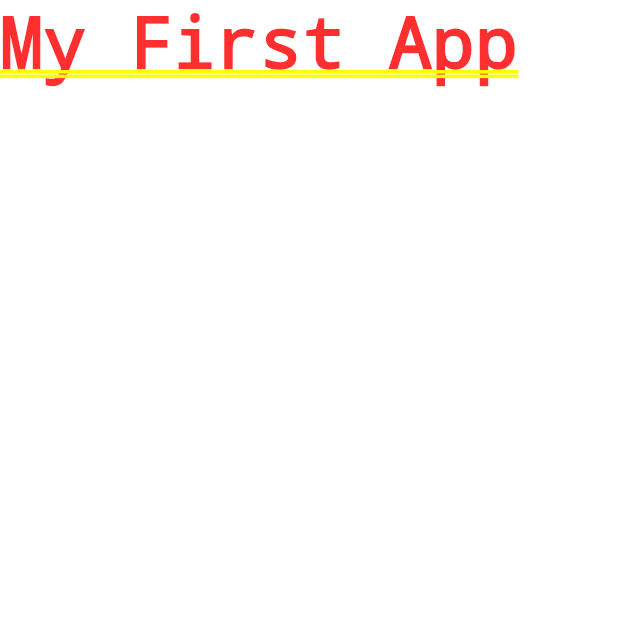
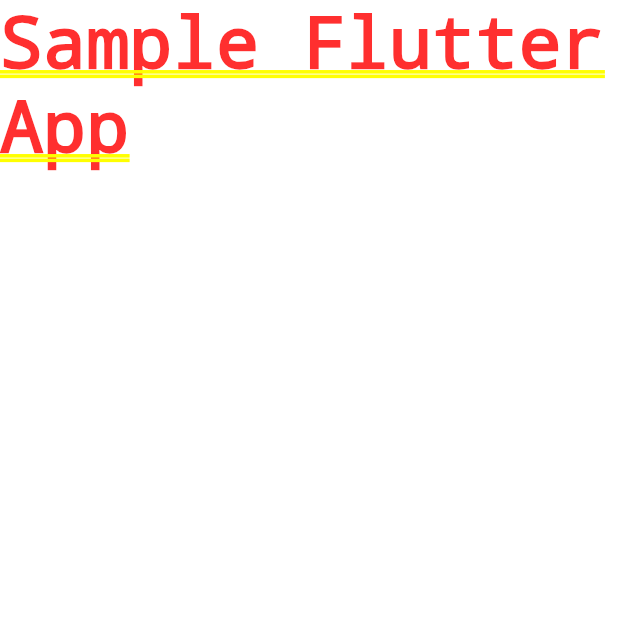
Before and after one commit to mik237/sample_flutter_app, a Flutter app: the screen it shows after launch, on a phone screen of 412 x 824 dp, the top half of it. Run offline on Flutter 3.47's test engine with Material 2 defaults, Android fonts, the phone set to English and light mode, and no system bars.

Commit message:
text changed

```diff
--- a/lib/main.dart
+++ b/lib/main.dart
@@ -9,7 +9,7 @@ class MyApp extends StatelessWidget {
   @override
   Widget build(BuildContext context) {
     return MaterialApp(
-      home: Text('My First App'),
+      home: Text("Sample Flutter App"),
     );
   }
 }
```
